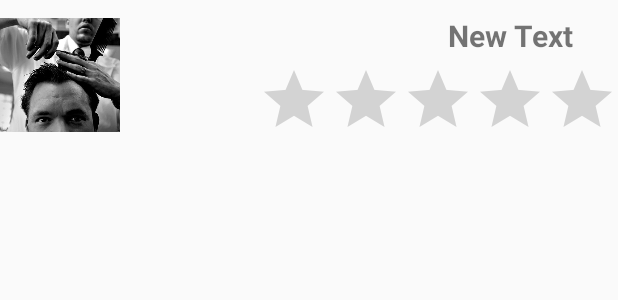
After one commit to sakshyamdahal/live-chair-android, an Android app: the layout row.xml on its own in the app's theme, with its tools: preview values and no code run, on a phone screen of 412 x 824 dp. The commit adds this screen. Shown: the top 300 px of the screen. Run offline under Robolectric (Android 15) with nearby library versions, the phone set to English and light mode, and no system bars.

Commit message:
change the listView to use custom layout using BaseAdaptor

```diff
--- a/app/src/main/AndroidManifest.xml
+++ b/app/src/main/AndroidManifest.xml
@@ -28,7 +28,8 @@
         <activity
             android:name=".BarberListActivity"
             android:label="@string/title_activity_barbers"
-            android:screenOrientation="portrait" >
+            android:screenOrientation="portrait"
+            android:parentActivityName=".LiveChair">
             <meta-data
                 android:name="android.support.PARENT_ACTIVITY"
                 android:value="claflin.livechair.com.livechair.LiveChair" />
@@ -36,6 +37,7 @@
         <activity
             android:name=".BarberProfile"
             android:label="@string/title_activity_barber_profile"
+            android:screenOrientation="portrait"
             android:parentActivityName=".BarberListActivity" >
             <meta-data
                 android:name="android.support.PARENT_ACTIVITY"
--- /dev/null
+++ b/app/src/main/res/layout/row.xml
@@ -0,0 +1,37 @@
+<?xml version="1.0" encoding="utf-8"?>
+
+    <RelativeLayout xmlns:android="http://schemas.android.com/apk/res/android"
+        android:layout_width="match_parent"
+        android:layout_height="wrap_content">
+
+        <ImageView
+            android:layout_width="80dp"
+            android:layout_height="100dp"
+            android:id="@+id/list_image_view"
+            android:src="@drawable/default_barber_image"
+            />
+
+        <TextView
+            android:layout_width="wrap_content"
+            android:layout_height="wrap_content"
+            android:text="New Text"
+            android:id="@+id/list_text_view"
+            android:layout_alignParentTop="true"
+            android:layout_alignParentRight="true"
+            android:layout_alignParentEnd="true"
+            android:layout_marginRight="30dp"
+            android:layout_marginTop="10dp"
+            android:textSize="20dp"
+            android:textStyle="bold"/>
+
+        <RatingBar
+            android:layout_width="wrap_content"
+            android:isIndicator="true"
+            android:layout_height="wrap_content"
+            android:id="@+id/list_rating_bar"
+            android:layout_alignBottom="@+id/list_image_view"
+            android:layout_alignParentRight="true"
+            android:layout_alignParentEnd="true"
+            android:layout_marginLeft="80dp"/>
+
+    </RelativeLayout>
```
Also changed, not shown: app/src/main/java/claflin/livechair/com/livechair/Barber.java (added, +18 -0 lines), app/src/main/java/claflin/livechair/com/livechair/BarberListActivity.java (+96 -12 lines), app/src/main/res/layout/list.xml (renamed from app/src/main/res/layout/barber_list_activity.xml, +10 -3 lines), app/src/main/res/values/strings.xml (+1 -20 lines), app/src/main/res/drawable-hdpi/default_barber_image.jpg (added).
